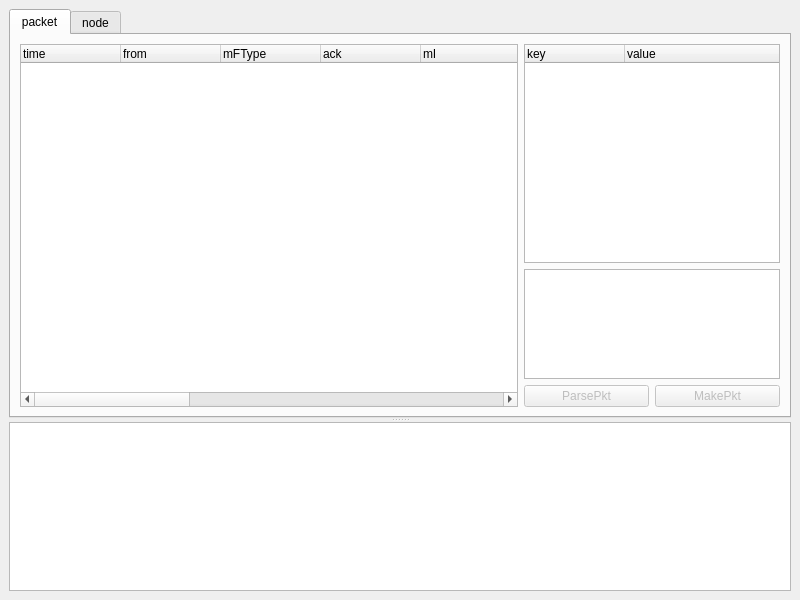
Qt form mainwindow.ui (zaazbb/YM001NetworkAnalyzer) before a commit.
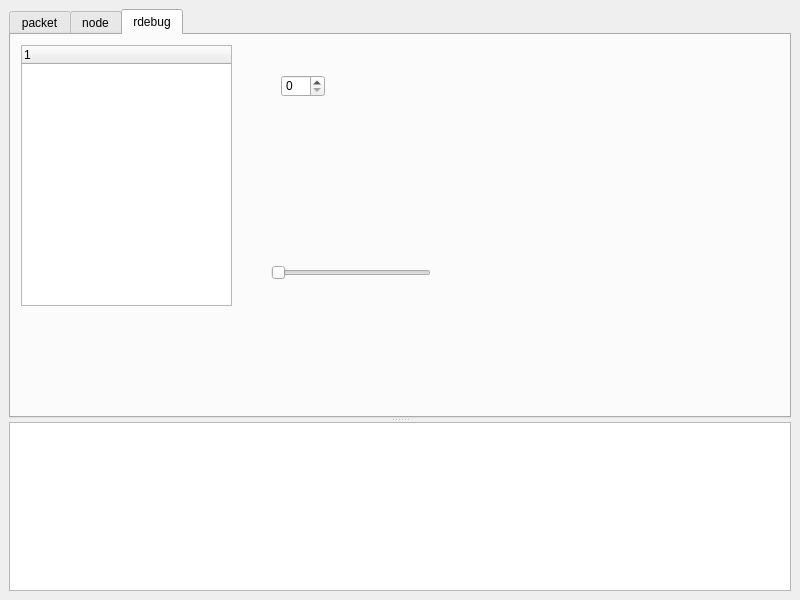
The same form after that commit.

```diff
--- a/mainwindow.ui
+++ b/mainwindow.ui
@@ -25,7 +25,7 @@
         <enum>QTabWidget::North</enum>
        </property>
        <property name="currentIndex">
-        <number>0</number>
+        <number>2</number>
        </property>
        <widget class="QWidget" name="tab">
         <attribute name="title">
@@ -137,7 +137,7 @@
               <number>0</number>
              </property>
              <attribute name="headerVisible">
-              <bool>true</bool>
+              <bool>false</bool>
              </attribute>
              <column>
               <property name="text">
@@ -259,6 +259,49 @@
          </item>
         </layout>
        </widget>
+       <widget class="QWidget" name="tab_3">
+        <attribute name="title">
+         <string>rdebug</string>
+        </attribute>
+        <widget class="QTreeWidget" name="treeWidget_2">
+         <property name="geometry">
+          <rect>
+           <x>10</x>
+           <y>10</y>
+           <width>211</width>
+           <height>261</height>
+          </rect>
+         </property>
+         <column>
+          <property name="text">
+           <string notr="true">1</string>
+          </property>
+         </column>
+        </widget>
+        <widget class="QSpinBox" name="spinBox">
+         <property name="geometry">
+          <rect>
+           <x>270</x>
+           <y>40</y>
+           <width>44</width>
+           <height>22</height>
+          </rect>
+         </property>
+        </widget>
+        <widget class="QSlider" name="horizontalSlider">
+         <property name="geometry">
+          <rect>
+           <x>260</x>
+           <y>230</y>
+           <width>160</width>
+           <height>16</height>
+          </rect>
+         </property>
+         <property name="orientation">
+          <enum>Qt::Horizontal</enum>
+         </property>
+        </widget>
+       </widget>
       </widget>
       <widget class="QPlainTextEdit" name="plainTextEdit_log"/>
      </widget>
```
Left out of the diff: 11 changed lines with no effect on the pictures.
